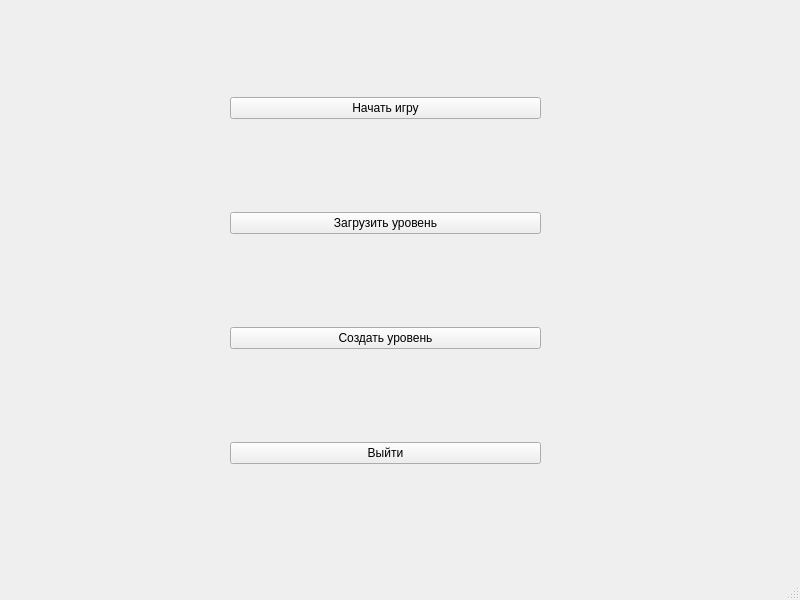
Qt form data/UI files/menu.ui (DonnyTheTalker/pygame-project) before a commit.
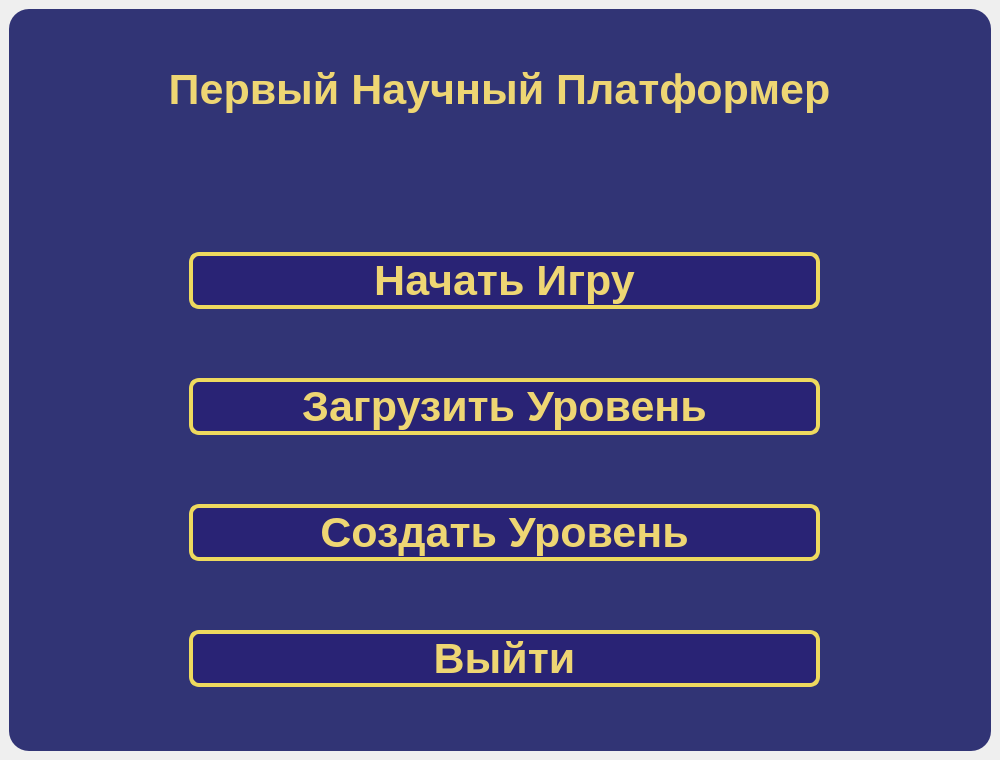
The same form after that commit.

```diff
--- a/data/UI files/menu.ui
+++ b/data/UI files/menu.ui
@@ -6,78 +6,210 @@
    <rect>
     <x>0</x>
     <y>0</y>
-    <width>800</width>
-    <height>600</height>
+    <width>1000</width>
+    <height>760</height>
    </rect>
   </property>
   <property name="windowTitle">
    <string>MainWindow</string>
   </property>
   <widget class="QWidget" name="centralwidget">
-   <widget class="QWidget" name="verticalLayoutWidget">
-    <property name="geometry">
-     <rect>
-      <x>230</x>
-      <y>10</y>
-      <width>311</width>
-      <height>541</height>
-     </rect>
-    </property>
-    <layout class="QVBoxLayout" name="verticalLayout">
-     <item>
-      <widget class="QPushButton" name="startButton">
-       <property name="text">
-        <string>Начать игру</string>
+   <layout class="QVBoxLayout" name="verticalLayout">
+    <item>
+     <widget class="QFrame" name="main_frame">
+      <property name="styleSheet">
+       <string notr="true">QFrame 
+{
+	background-color: rgb(49, 52, 117); 
+    color: rbg(220, 220, 220); 
+    border-radius: 20px;
+}</string>
+      </property>
+      <property name="frameShape">
+       <enum>QFrame::StyledPanel</enum>
+      </property>
+      <property name="frameShadow">
+       <enum>QFrame::Raised</enum>
+      </property>
+      <widget class="QWidget" name="verticalLayoutWidget">
+       <property name="geometry">
+        <rect>
+         <x>180</x>
+         <y>180</y>
+         <width>631</width>
+         <height>561</height>
+        </rect>
        </property>
-       <attribute name="buttonGroup">
-        <string notr="true">contolButtons</string>
-       </attribute>
+       <layout class="QVBoxLayout" name="verticalLayout_2">
+        <item>
+         <widget class="QPushButton" name="startButton">
+          <property name="font">
+           <font>
+            <family>Segoe UI</family>
+            <pointsize>32</pointsize>
+            <weight>75</weight>
+            <italic>false</italic>
+            <bold>true</bold>
+            <underline>false</underline>
+            <strikeout>false</strikeout>
+            <kerning>true</kerning>
+           </font>
+          </property>
+          <property name="styleSheet">
+           <string notr="true">QPushButton{ 
+	border-radius: 10;
+	border: 4px solid rgb(238, 217, 94);
+	color: rgb(238, 214, 115);
+	background-color: rgb(41, 35, 117)
+}
+
+QPushButton::pressed
+{
+	color: black;
+	background-color: rbg(238, 214, 115);
+}</string>
+          </property>
+          <property name="text">
+           <string>Начать Игру</string>
+          </property>
+         </widget>
+        </item>
+        <item>
+         <widget class="QPushButton" name="loadButton">
+          <property name="font">
+           <font>
+            <family>Segoe UI</family>
+            <pointsize>32</pointsize>
+            <weight>75</weight>
+            <italic>false</italic>
+            <bold>true</bold>
+            <underline>false</underline>
+            <strikeout>false</strikeout>
+            <kerning>true</kerning>
+           </font>
+          </property>
+          <property name="styleSheet">
+           <string notr="true">QPushButton{ 
+	border-radius: 10;
+	border: 4px solid rgb(238, 217, 94);
+	color: rgb(238, 214, 115);
+	background-color: rgb(41, 35, 117)
+}
+
+QPushButton::pressed
+{
+	color: black;
+	background-color: rbg(238, 214, 115);
+}</string>
+          </property>
+          <property name="text">
+           <string>Загрузить Уровень</string>
+          </property>
+         </widget>
+        </item>
+        <item>
+         <widget class="QPushButton" name="createButton">
+          <property name="font">
+           <font>
+            <family>Segoe UI</family>
+            <pointsize>32</pointsize>
+            <weight>75</weight>
+            <italic>false</italic>
+            <bold>true</bold>
+            <underline>false</underline>
+            <strikeout>false</strikeout>
+            <kerning>true</kerning>
+           </font>
+          </property>
+          <property name="styleSheet">
+           <string notr="true">QPushButton{ 
+	border-radius: 10;
+	border: 4px solid rgb(238, 217, 94);
+	color: rgb(238, 214, 115);
+	background-color: rgb(41, 35, 117)
+}
+
+QPushButton::pressed
+{
+	color: black;
+	background-color: rbg(238, 214, 115);
+}</string>
+          </property>
+          <property name="text">
+           <string>Создать Уровень</string>
+          </property>
+         </widget>
+        </item>
+        <item>
+         <widget class="QPushButton" name="exitButton">
+          <property name="font">
+           <font>
+            <family>Segoe UI</family>
+            <pointsize>32</pointsize>
+            <weight>75</weight>
+            <italic>false</italic>
+            <bold>true</bold>
+            <underline>false</underline>
+            <strikeout>false</strikeout>
+            <kerning>true</kerning>
+           </font>
+          </property>
+          <property name="styleSheet">
+           <string notr="true">QPushButton{ 
+	border-radius: 10;
+	border: 4px solid rgb(238, 217, 94);
+	color: rgb(238, 214, 115);
+	background-color: rgb(41, 35, 117)
+}
+
+QPushButton::pressed
+{
+	color: black;
+	background-color: rbg(238, 214, 115);
+}</string>
+          </property>
+          <property name="text">
+           <string>Выйти</string>
+          </property>
+         </widget>
+        </item>
+       </layout>
       </widget>
-     </item>
-     <item>
-      <widget class="QPushButton" name="loadButton">
-       <property name="text">
-        <string>Загрузить уровень</string>
+      <widget class="QLabel" name="gameTitleLabel">
+       <property name="geometry">
+        <rect>
+         <x>20</x>
+         <y>50</y>
+         <width>941</width>
+         <height>61</height>
+        </rect>
        </property>
-       <attribute name="buttonGroup">
-        <string notr="true">contolButtons</string>
-       </attribute>
-      </widget>
-     </item>
-     <item>
-      <widget class="QPushButton" name="createButton">
-       <property name="text">
-        <string>Создать уровень</string>
+       <property name="font">
+        <font>
+         <family>Segoe UI</family>
+         <pointsize>32</pointsize>
+         <weight>75</weight>
+         <bold>true</bold>
+        </font>
        </property>
-       <attribute name="buttonGroup">
-        <string notr="true">contolButtons</string>
-       </attribute>
-      </widget>
-     </item>
-     <item>
-      <widget class="QPushButton" name="exitButton">
+       <property name="styleSheet">
+        <string notr="true">border: 0px;
+color: rgb(238, 214, 115)</string>
+       </property>
        <property name="text">
-        <string>Выйти</string>
+        <string>Первый Научный Платформер</string>
        </property>
-       <attribute name="buttonGroup">
-        <string notr="true">contolButtons</string>
-       </attribute>
+       <property name="textFormat">
+        <enum>Qt::AutoText</enum>
+       </property>
+       <property name="alignment">
+        <set>Qt::AlignCenter</set>
+       </property>
       </widget>
-     </item>
-    </layout>
-   </widget>
+     </widget>
+    </item>
+   </layout>
   </widget>
-  <widget class="QMenuBar" name="menubar">
-   <property name="geometry">
-    <rect>
-     <x>0</x>
-     <y>0</y>
-     <width>800</width>
-     <height>21</height>
-    </rect>
-   </property>
-  </widget>
-  <widget class="QStatusBar" name="statusbar"/>
  </widget>
  <resources/>
  <connections/>
```
Left out of the diff: 3 changed lines with no effect on the pictures.
